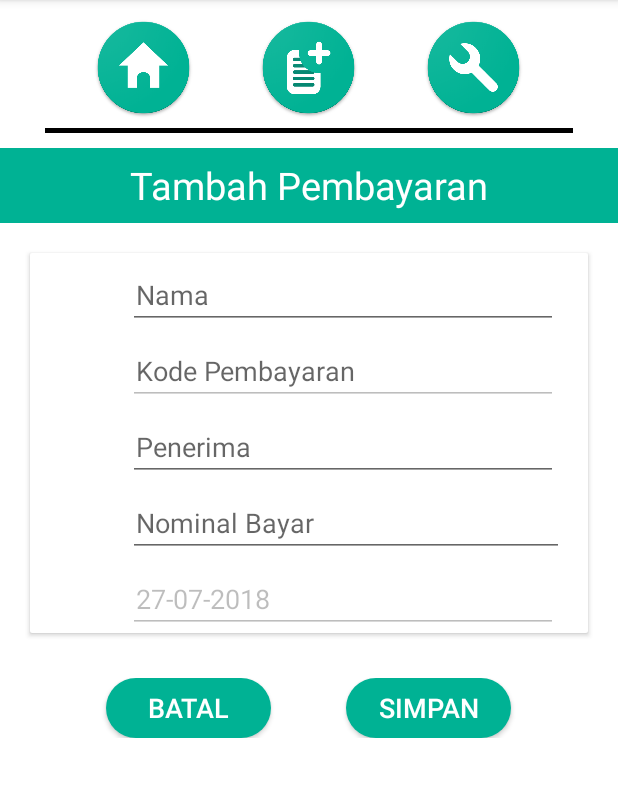
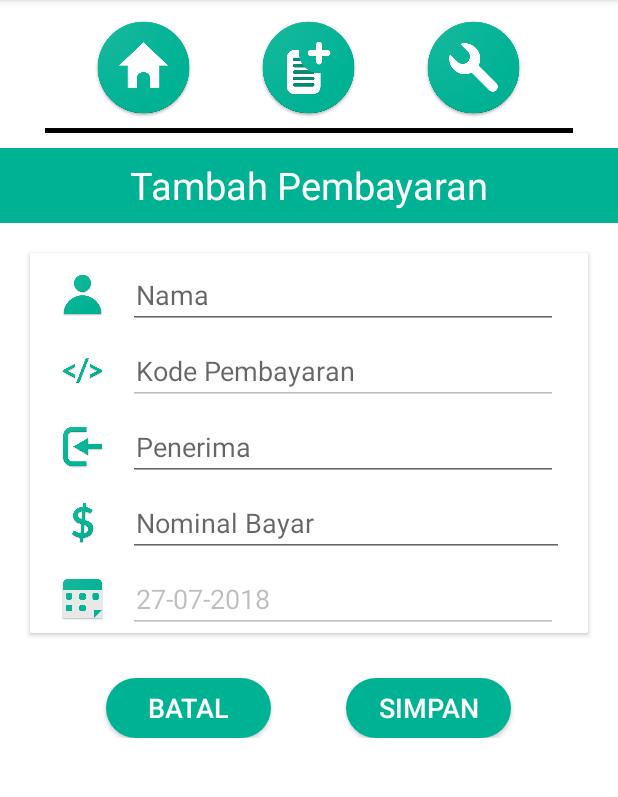
Before and after one commit to arifandis/BayarKas, an Android app: the ViewHistoryFragment screen opened directly, with no data from a screen before it, after a tap on "TAMBAH", on a phone screen of 412 x 824 dp, the part 84-881 px from its top. Run offline under Robolectric (Android 15) with nearby library versions, the phone set to English and light mode, and no system bars; libraries missing offline, so code that uses them is left out: com.itextpdf.text, jxl.write.

Commit message:
Fixed bukti, invoice & layout

```diff
--- a/app/src/main/java/squad/seven/bayarkas/DataHelper.java
+++ b/app/src/main/java/squad/seven/bayarkas/DataHelper.java
@@ -103,7 +103,6 @@ public class DataHelper extends SQLiteOpenHelper {
         addDataStaff("B2001", "Bibil", "Keuangan");
         addDataStaff("C2001", "Nilna", "Adkest");
         addDataStaff("E2001", "Agung", "BPI");
-        addDataStaff("H3001", "Ilma", "Seskab");
         addDataStaff("H3001", "Ilma", "Seskab");
     }
 
--- a/app/src/main/java/squad/seven/bayarkas/Fragment/FragmentTambahData.java
+++ b/app/src/main/java/squad/seven/bayarkas/Fragment/FragmentTambahData.java
@@ -39,8 +39,8 @@ public class FragmentTambahData extends Fragment {
         mNamaTxt = v.findViewById(R.id.nama);
         mKodeTxt = v.findViewById(R.id.kode_pembayaran);
         mKementrianTxt = v.findViewById(R.id.kementrian);
-        mBatalBtn = v.findViewById(R.id.batal);
-        mSimpanBtn = v.findViewById(R.id.simpan);
+        mBatalBtn = v.findViewById(R.id.batal_tambah_data);
+        mSimpanBtn = v.findViewById(R.id.simpan_tambah_data);
 
         mSimpanBtn.setOnClickListener(new View.OnClickListener() {
             @Override
--- a/app/src/main/java/squad/seven/bayarkas/Fragment/ViewHistoryFragment.java
+++ b/app/src/main/java/squad/seven/bayarkas/Fragment/ViewHistoryFragment.java
@@ -12,11 +12,9 @@ import android.view.ViewGroup;
 import android.widget.Button;
 import android.widget.TextView;
 
-import java.text.SimpleDateFormat;
 import java.util.ArrayList;
 import java.util.Calendar;
 import java.util.List;
-import java.util.Locale;
 
 import squad.seven.bayarkas.DataHelper;
 import squad.seven.bayarkas.HistoryKas;
@@ -29,9 +27,7 @@ public class ViewHistoryFragment extends Fragment {
     private RecyclerView recyclerView;
     private RecyclerView.Adapter adapter;
     private List<HistoryKas> listitem;
-    TextView tanggal;
-    Calendar c = Calendar.getInstance();
-    SimpleDateFormat dateFormat = new SimpleDateFormat("dd-MM-yyyy");
+
     public ViewHistoryFragment() {
         // Required empty public constructor
     }
@@ -43,7 +39,6 @@ public class ViewHistoryFragment extends Fragment {
         View v = inflater.inflate(R.layout.fragment_view_history, container, false);
         tambahKas = v.findViewById(R.id.button_tambah);
         dateTxt = v.findViewById(R.id.date_id);
-
         recyclerView = v.findViewById(R.id.recycler_list_history);
         recyclerView.setNestedScrollingEnabled(false);
         recyclerView.setHasFixedSize(true);
--- a/app/src/main/res/layout/fragment_tambah_kas.xml
+++ b/app/src/main/res/layout/fragment_tambah_kas.xml
@@ -1,6 +1,5 @@
 <LinearLayout xmlns:android="http://schemas.android.com/apk/res/android"
     xmlns:tools="http://schemas.android.com/tools"
-    android:id="@+id/content_tambah_kas"
     android:layout_width="match_parent"
     android:layout_height="match_parent"
     android:orientation="vertical"
@@ -14,14 +13,13 @@
         android:layout_height="50dp"
         android:layout_gravity="center"
         android:layout_marginTop="10dp"
+        android:gravity="center"
         android:background="#00B294"
-        android:gravity="center"
         android:text="Tambah Pembayaran"
+        android:textSize="25dp"
         android:textColor="#ffffff"
-        android:textSize="25dp"
 
         />
-
 
     <android.support.v7.widget.CardView
         android:layout_width="match_parent"
@@ -43,15 +41,15 @@
             <LinearLayout
                 android:layout_width="match_parent"
                 android:layout_height="wrap_content"
+                android:orientation="horizontal"
                 android:layout_marginTop="5dp"
-                android:background="#ffffff"
-                android:orientation="horizontal">
+                android:background="#ffffff">
 
                 <ImageView
                     android:layout_width="30dp"
                     android:layout_height="30dp"
+                    android:src="@drawable/nama_bayar"
                     android:layout_gravity="center_vertical"
-
                     />
                 <AutoCompleteTextView
                     android:id="@+id/nama_tambah_kas"
@@ -59,23 +57,23 @@
                     android:layout_height="wrap_content"
                     android:layout_marginLeft="15dp"
                     android:hint="Nama"
-                    android:paddingLeft="5dp" />
+                    android:paddingLeft="5dp"/>
 
             </LinearLayout>
 
             <LinearLayout
                 android:layout_width="match_parent"
                 android:layout_height="wrap_content"
+                android:orientation="horizontal"
                 android:layout_marginTop="5dp"
-                android:background="#ffffff"
-                android:orientation="horizontal">
+                android:background="#ffffff">
 
                 <ImageView
                     android:layout_width="30dp"
                     android:layout_height="30dp"
+                    android:src="@drawable/kode_bayar"
                     android:layout_gravity="center_vertical"
                     />
-
                 <EditText
                     android:id="@+id/kode_pembayaran"
                     android:layout_width="match_parent"
@@ -90,13 +88,14 @@
             <LinearLayout
                 android:layout_width="match_parent"
                 android:layout_height="wrap_content"
+                android:orientation="horizontal"
                 android:layout_marginTop="5dp"
-                android:background="#ffffff"
-                android:orientation="horizontal">
+                android:background="#ffffff">
 
                 <ImageView
                     android:layout_width="30dp"
                     android:layout_height="30dp"
+                    android:src="@drawable/penerima_bayar"
                     android:layout_gravity="center_vertical"
                     />
                 <EditText
@@ -105,23 +104,23 @@
                     android:layout_height="wrap_content"
                     android:layout_marginLeft="15dp"
                     android:hint="Penerima"
-                    android:paddingLeft="5dp" />
+                    android:paddingLeft="5dp"/>
 
             </LinearLayout>
 
             <LinearLayout
                 android:layout_width="match_parent"
                 android:layout_height="wrap_content"
+                android:orientation="horizontal"
                 android:layout_marginTop="5dp"
-                android:background="#ffffff"
-                android:orientation="horizontal">
+                android:background="#ffffff">
 
                 <ImageView
                     android:layout_width="30dp"
                     android:layout_height="30dp"
+                    android:src="@drawable/nominal_bayar"
                     android:layout_gravity="center_vertical"
                     />
-
                 <EditText
                     android:id="@+id/nominal_bayar"
                     android:layout_width="308dp"
@@ -131,22 +130,20 @@
                     android:paddingLeft="5dp"
                     android:inputType="numberDecimal"/>
 
-
             </LinearLayout>
-
             <LinearLayout
                 android:layout_width="match_parent"
                 android:layout_height="wrap_content"
+                android:orientation="horizontal"
                 android:layout_marginTop="5dp"
-                android:background="#ffffff"
-                android:orientation="horizontal">
+                android:background="#ffffff">
 
                 <ImageView
                     android:layout_width="30dp"
                     android:layout_height="30dp"
+                    android:src="@drawable/tanggal"
                     android:layout_gravity="center_vertical"
                     />
-
                 <EditText
                     android:id="@+id/tanggal_bayar"
                     android:layout_width="match_parent"
@@ -155,6 +152,7 @@
                     android:hint="Tanggal Bayar"
                     android:paddingLeft="5dp"
                     android:enabled="false"/>
+
             </LinearLayout>
 
         </LinearLayout>
@@ -164,11 +162,11 @@
     <LinearLayout
         android:layout_width="match_parent"
         android:layout_height="wrap_content"
+        android:orientation="horizontal"
         android:layout_gravity="center"
         android:layout_marginTop="30dp"
         android:paddingBottom="5dp"
         android:gravity="center"
-        android:orientation="horizontal"
 
         >
 
@@ -178,18 +176,18 @@
             android:layout_height="40dp"
             android:background="@drawable/button_green"
             android:text="Batal"
-            android:textColor="#ffffff"
-            android:textSize="18dp" />
+            android:textSize="18dp"
+            android:textColor="#ffffff"/>
 
         <Button
             android:id="@+id/simpan"
             android:layout_width="110dp"
             android:layout_height="40dp"
+            android:background="@drawable/button_green"
             android:layout_marginLeft="50dp"
-            android:background="@drawable/button_green"
             android:text="Simpan"
+            android:textSize="18dp"
             android:textColor="#ffffff"
-            android:textSize="18dp"
 
             />
 
```
Also changed, not shown: app/src/main/java/squad/seven/bayarkas/BuktiActivity.java (+14 -0 lines), app/src/main/java/squad/seven/bayarkas/HomeActivity.java (+0 -7 lines), app/src/main/java/squad/seven/bayarkas/IvoiceActivity.java (+11 -0 lines), app/src/main/res/layout/activity_bukti.xml (+0 -14 lines), app/src/main/res/layout/activity_ivoice.xml (+28 -23 lines).
